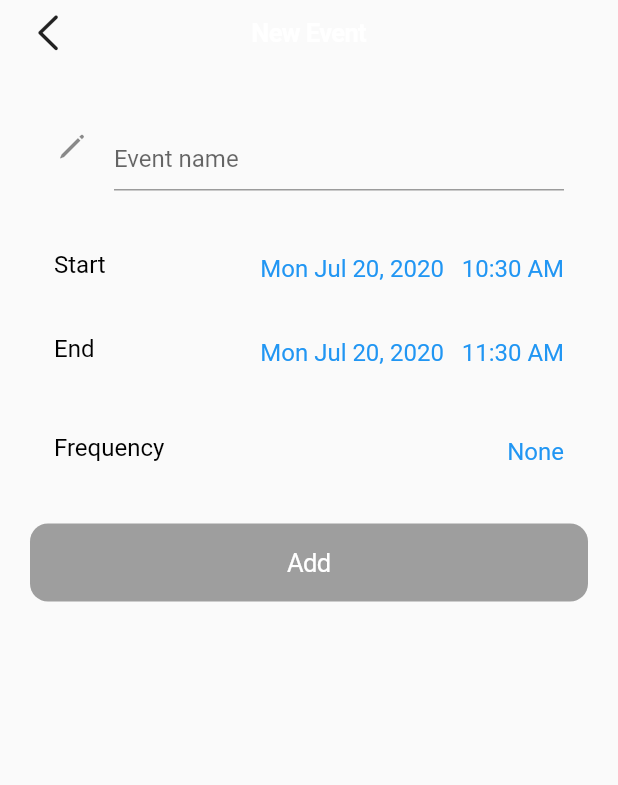
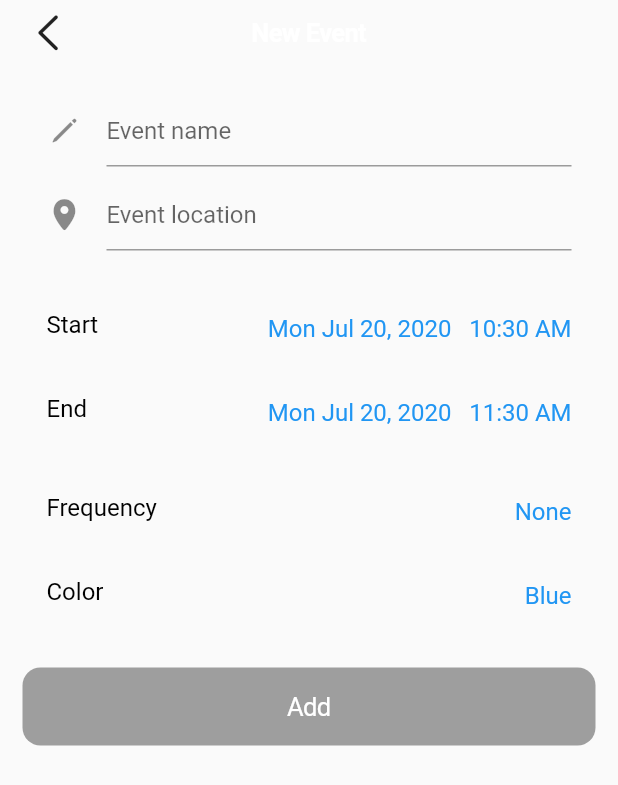
Before and after one commit to rahuls135/College-Calendar, a Flutter app: the screen it shows after launch, after a tap on an icon or button, on a phone screen of 412 x 824 dp. Shown: the top 785 px of the screen. Run offline on Flutter 3.47's test engine with Material 2 defaults, Android fonts, the phone set to English and light mode, and no system bars; our stand-ins replace numberpicker, shared_preferences, syncfusion_flutter_calendar; missing offline and left inert: maps_launcher.

Commit message:
added event color picker and map location launcher

```diff
--- a/lib/AddAppointment.dart
+++ b/lib/AddAppointment.dart
@@ -1,9 +1,12 @@
 
 import 'package:flutter/material.dart';
 import 'package:flutter/cupertino.dart';
+import 'package:flutter/rendering.dart';
 import 'package:hello_world/constants.dart';
 import 'package:numberpicker/numberpicker.dart';
 import 'package:intl/intl.dart';
+import 'package:maps_launcher/maps_launcher.dart';
+
 
 class AddAppointment extends StatefulWidget {
   static const routeName = addAppointmentRoute;
@@ -14,6 +17,7 @@ class AddAppointment extends StatefulWidget {
 
 class _AddAppointmentState extends State<AddAppointment> {
   final subjectController = TextEditingController();
+  final locationController = TextEditingController();
 
   List<String> _recurFreq = ['None', 'Daily', 'Weekly', 'Monthly'];
   String _recurFreqStr;
@@ -24,6 +28,10 @@ class _AddAppointmentState extends State<AddAppointment> {
   DateTime _endTime;
   List<Text> allDays = <Text>[];
   bool _canSubmit = false;
+  bool _changeStartTime = false;
+  String _currentColorText;
+  Color _currentColorColor;
+  Map<String, Color> _eventColors = new Map();
 
 
   _AddAppointmentState() {
@@ -38,6 +46,14 @@ class _AddAppointmentState extends State<AddAppointment> {
     _recurByDay['TH'] = false;
     _recurByDay['FR'] = false;
     _recurByDay['SA'] = false;
+    _eventColors['Blue'] = Colors.blue;
+    _eventColors['Red'] = Colors.red;
+    _eventColors['Pink'] = Colors.pink[200];
+    _eventColors['Green'] = Colors.green;
+    _eventColors['Yellow'] = Colors.amber;
+    _eventColors['Purple'] = Colors.purple;
+    _currentColorText = 'Blue';
+    _currentColorColor = _eventColors[_currentColorText];
   }
 
 
@@ -59,8 +75,9 @@ class _AddAppointmentState extends State<AddAppointment> {
         onHorizontalDragEnd: (_) => Navigator.pop(context),
         child: Scaffold(
           body: ListView(
-            padding: EdgeInsets.all(20),
-            children: getWidgets(addAppointment),),
+            padding: EdgeInsets.all(15),
+            children: getWidgets(addAppointment),
+          ),
         )
       ),
     );
@@ -88,13 +105,14 @@ class _AddAppointmentState extends State<AddAppointment> {
 
   List<Widget> getWidgets(Function addAppointment) {
     List<Widget> allWidgets = <Widget>[];
-    allWidgets.add(buildSubjectTile(subjectController, TextInputType.text, 'Event name'));
+    allWidgets.add(buildInputTile(subjectController, 'Event name', CupertinoIcons.pen));
+    allWidgets.add(buildInputTile(locationController, 'Event location', CupertinoIcons.location_solid));
     if (subjectController.text != '') {
       _canSubmit = true;
     }
     allWidgets.add(buildWidgetPadding());
-    allWidgets.add(buildStartTime());
-    allWidgets.add(buildEndTime());
+    allWidgets.add(buildTime(_startTime, 'Start', true));
+    allWidgets.add(buildTime(_endTime, 'End', false));
     allWidgets.add(buildWidgetPadding(padding: 5));
     allWidgets.add(buildDropDownTile());
     if (_recurFreqStr != 'None')  {
@@ -113,6 +131,7 @@ class _AddAppointmentState extends State<AddAppointment> {
         }
       }
     }
+    allWidgets.add(buildColorChooser());
     allWidgets.add(buildWidgetPadding());
     allWidgets.add(buildCallBackSubmit(addAppointment));
     return allWidgets;
@@ -120,74 +139,61 @@ class _AddAppointmentState extends State<AddAppointment> {
 
 
   // Widget to build the subject
-  ListTile buildSubjectTile(controller, keyType, label) {
+  ListTile buildInputTile(controller, hint, icon) {
     return ListTile(
-      title: buildSubject(controller, keyType, label),);
-  }
-  TextField buildSubject(controller, keyType, label) {
-    return TextField(
+      title: TextField(
       controller: controller,
-      keyboardType: keyType,
+      keyboardType: TextInputType.text,
       onChanged: (String value) => setState(() {
         if (value == '') {
           _canSubmit = false;
         }
       }),
       decoration: InputDecoration(
-        alignLabelWithHint: true,
-        icon: Icon(CupertinoIcons.pen),
-        labelText: label,
+        icon: Icon(icon),
+        hintText: hint
       ),
+      )
     );
   }
 
-  // Widget to build the Start time
-  ListTile buildStartTime() {
+  // Widget to build the Start and End time
+  ListTile buildTime(DateTime time, String title, bool change) {
+    checkTime();
     return ListTile(
-      leading: buildText('Start'),
-      trailing: getChosenTime(_startTime),
-      onTap: () => showCupertinoModalPopup(
+      leading: buildText(title),
+      trailing: getChosenTime(time),
+      onTap: () {
+        _changeStartTime = change;
+        showCupertinoModalPopup(
           context: context,
-          builder: (context) => startDatePicker()
-      ),
+          builder: (context) => buildDatePicker(time));
+      }
     );
   }
-  Container startDatePicker() {
+  Container buildDatePicker(DateTime initTime) {
     return Container(
       height: 300,
       color: Colors.white,
       child: CupertinoDatePicker(
-      initialDateTime: _startTime,
-      //maximumDate: _endTime,
-      onDateTimeChanged: (startTime) =>
-        setState(() => _startTime = startTime)
+      initialDateTime: initTime,
+      onDateTimeChanged: (newTime) =>
+        setState(() => setTime(newTime))
       ),
     );
   }
-
-  ListTile buildEndTime() {
-    return ListTile(
-      leading: buildText('End'),
-      trailing: getChosenTime(_endTime),
-      onTap: () => showCupertinoModalPopup(
-          context: context,
-          builder: (context) => endDatePicker()
-      )
-    );
+  void setTime(DateTime newTime) {
+    if (_changeStartTime) {
+      _startTime = newTime;
+    } else {
+      _endTime = newTime;
+    }
   }
-  Container endDatePicker() {
-    return Container(
-      height: 300,
-      color: Colors.white,
-      child: CupertinoDatePicker(
-      initialDateTime: _endTime,
-      //maximumDate: _startTime,
-      onDateTimeChanged: (endTime) =>
-        setState(() => _endTime = endTime)
-      ),
-    );
+  void checkTime() {
+    if (_startTime.isAfter(_endTime)) {
+      setState(() => _canSubmit = false);
+    }
   }
-
   Text getChosenTime(DateTime time) {
     // if hour midnight or noon, hardcode 12 in
     // will show 0 instead of 12 otherwise
@@ -197,24 +203,22 @@ class _AddAppointmentState extends State<AddAppointment> {
     return buildText(DateFormat('E MMM d, y   K:mm a').format(time), color: Colors.blue);
   }
 
+  // Widget to build event frequency widget
   ListTile buildDropDownTile() {
     return ListTile(
       leading: buildText('Frequency'),
-      //trailing: recurDropDown(_recurFreq),
-      //trailing: recurButton(),
       trailing: buildText(_recurFreqStr, color: Colors.blue),
       onTap: () => showCupertinoModalPopup(
           context: context,
-          builder: (context) => dropDownActionSheet()
+          builder: (context) => dropDownActionSheetFreqPicker()
       ),
     );
   }
-  CupertinoActionSheet dropDownActionSheet() {
+  CupertinoActionSheet dropDownActionSheetFreqPicker() {
     return CupertinoActionSheet(
       actions: dropDownFreqList(),
       cancelButton: CupertinoActionSheetAction(
         isDestructiveAction: true,
-        isDefaultAction: true,
         child: Text('Cancel'),
         onPressed: () => Navigator.pop(context),
       ),
@@ -236,6 +240,7 @@ class _AddAppointmentState extends State<AddAppointment> {
     return freqList;
   }
 
+  // Widget to build event interval widget
   ListTile buildIntervalTile() {
     return ListTile(
       contentPadding: EdgeInsets.fromLTRB(16.0, 0.0, 50.0, 0.0),
@@ -255,26 +260,28 @@ class _AddAppointmentState extends State<AddAppointment> {
     );
   }
 
+  // Widget to build recurring days
   ListTile buildDaysTile() {
     return ListTile(
       title: buildText('Repeats'),
-      subtitle: buildDaysWeek(),
+      subtitle: buildDaysWeek()
     );
   }
-  Center buildDaysWeek() {
-    //List<bool> list = _recurByDay.values;
-    return Center(
+  Container buildDaysWeek() {
+    //List<bool>list = _recurByDay.values;
+    return Container(
+      padding: EdgeInsets.only(left: MediaQuery.of(context).size.width / 75),
       child: ToggleButtons(
+        constraints: BoxConstraints.expand(
+          width: MediaQuery.of(context).size.width / 9,
+          height: 50
+        ),
         borderRadius: BorderRadius.all(Radius.elliptical(20,15)),
         selectedBorderColor: Colors.blueAccent,
         isSelected: _recurByDay.values.toList(),
         children: buildDay(),
-        onPressed: (val) {
-          setState(() {
-            print(allDays[val].data);
-            _recurByDay[allDays[val].data] = !_recurByDay[allDays[val].data];
-          });
-        },
+        onPressed: (val) =>
+          setState(() => _recurByDay[allDays[val].data] = !_recurByDay[allDays[val].data])
       ),
     );
   }
@@ -286,24 +293,55 @@ class _AddAppointmentState extends State<AddAppointment> {
     return allDays;
   }
 
+  // Widget to build event color picker
+  ListTile buildColorChooser() {
+    return ListTile(
+      leading: buildText('Color'),
+      trailing: buildText(_currentColorText, color: _currentColorColor),
+      onTap: () => showCupertinoModalPopup(
+        context: context,
+        builder: (context) => dropDownActionSheetColorChooser())
+    );
+  }
+  CupertinoActionSheet dropDownActionSheetColorChooser() {
+    return CupertinoActionSheet(
+      actions: dropDownColors(),
+    );
+  }
+  List<CupertinoActionSheetAction> dropDownColors() {
+    List<CupertinoActionSheetAction> colorsList = <CupertinoActionSheetAction>[];
+    for (String colorText in _eventColors.keys) {
+      colorsList.add(
+        CupertinoActionSheetAction(
+          child: Text(colorText, style: TextStyle(color: _eventColors[colorText]),),
+          onPressed: () {
+            setState(() {
+              _currentColorText = colorText;
+              _currentColorColor = _eventColors[colorText];
+            });
+            Navigator.pop(context);
+          },)
+      );
+    }
+    return colorsList;
+  }
+
+  // Widget to build submit/add button
   CupertinoButton buildCallBackSubmit(Function addAppointment) {
+    Function submitFunc;
     if (_canSubmit) {
-      return CupertinoButton.filled(
-        child: Text('Add'),
-        onPressed: () => createRecurAndSubmit(addAppointment),
-      );
+      submitFunc = () => createRecurAndSubmit(addAppointment);
     }
     return CupertinoButton.filled(
       child: Text('Add'),
       disabledColor: Colors.grey,
-      onPressed: null
+      onPressed: submitFunc
     );
   }
   void createRecurAndSubmit(Function addAppointment) {
     _recurFreqStr = _recurFreqStr.toUpperCase();
     //String recur = 'FREQ=WEEKLY;INTERVAL=1;BYDAY=FR,;COUNT=10';
-    String recurStr =
-        'FREQ=$_recurFreqStr;INTERVAL=$_recurInterval;COUNT=15;';
+    String recurStr = 'FREQ=$_recurFreqStr;INTERVAL=$_recurInterval;COUNT=15;';
     if (_recurFreqStr == 'NONE') {
       recurStr = null;
     } else {
@@ -314,13 +352,12 @@ class _AddAppointmentState extends State<AddAppointment> {
               _recurByDayStr += '' + entry.key;
             }
           }
-          // user didn't click any days to repeat event on
-            recurStr += _recurByDayStr;
+          recurStr += _recurByDayStr;
         } else if (_recurFreqStr == 'MONTHLY') {
           recurStr += 'BYMONTHDAY=' + _startTime.day.toString();
         }
     }
-    addAppointment(subjectController.text, _startTime, _endTime, recurStr);
+    addAppointment(subjectController.text, locationController.text, _startTime, _endTime, recurStr, _currentColorColor);
     clearTextFields();
     Navigator.pop(context);
   }
--- a/lib/CalendarEventView.dart
+++ b/lib/CalendarEventView.dart
@@ -5,6 +5,8 @@ import 'package:hello_world/AddSemester.dart';
 import 'package:hello_world/constants.dart';
 import 'package:syncfusion_flutter_calendar/calendar.dart';
 import 'package:intl/intl.dart';
+import 'package:maps_launcher/maps_launcher.dart';
+
 
 
 class CalendarEventView extends StatefulWidget {
@@ -20,12 +22,13 @@ class _CalendarEventViewState extends State<CalendarEventView> {
   List<DateTime> semesters = <DateTime>[];
   SfCalendar calendar;
   CalendarView calendarView;
-  String _text, _titleText;
+  String _timeText, _titleText, _locText;
 
 @override
 void initState() {
-  _text='';
+  _timeText='';
   _titleText='';
+	_locText = '';
   super.initState();
 }
 
@@ -38,16 +41,17 @@ void initState() {
 
     return MaterialApp(
       home: DefaultTabController(
-        length: 3,
+        length: 4,
         child: Scaffold(
           appBar: AppBar(
-            //backgroundColor: Colors.blue,
+            backgroundColor: Colors.blue,
             title: Text('Classes', style: TextStyle(fontWeight: FontWeight.w400, color: Colors.white)),
             bottom: TabBar(
               tabs: <Widget>[
                 Tab(text: 'Day',),
                 Tab(text: 'Week',),
-                Tab(text: 'Month',)
+                Tab(text: 'Month',),
+                Tab(text: 'Schedule',)
               ],
             ),
             actions: <Widget>[
@@ -75,6 +79,7 @@ void initState() {
               createCalendar(CalendarView.day),
               createCalendar(CalendarView.week),
               createCalendar(CalendarView.month),
+              createCalendar(CalendarView.schedule)
             ],
           )
         )
@@ -85,61 +90,97 @@ void initState() {
   SfCalendar createCalendar(CalendarView calendarView) {
     return SfCalendar(
       //todayHighlightColor: Colors.blue,
-      //onTap: (eventDetails) => calendarTapped(eventDetails),
+      onTap: (eventDetails) => calendarTapped(eventDetails, calendarView),
       view: calendarView,
+      showNavigationArrow: true,
       dataSource: _getCalendarDataSource(),
       monthViewSettings: MonthViewSettings(
         appointmentDisplayMode: MonthAppointmentDisplayMode.appointment,
-        showAgenda: true
+        showAgenda: false,
+        agendaStyle: AgendaStyle(appointmentTextStyle: TextStyle(backgroundColor: Colors.red))
+      ),
+      scheduleViewSettings: ScheduleViewSettings(
+        hideEmptyScheduleWeek: true,
+        appointmentItemHeight: 45,
+        monthHeaderSettings: MonthHeaderSettings(
+          backgroundColor: Colors.blueAccent,
+          height: 50,
+          textAlign: TextAlign.start,
+        )
       ),
     );
   }
 
-void calendarTapped(CalendarTapDetails details) {
-    if (details.targetElement == CalendarElement.header) {
-      _text = DateFormat('MMMM yyyy')
-          .format(details.date)
-          .toString();
-      _titleText='Header';
+void calendarTapped(CalendarTapDetails details, CalendarView view) {
+	String id = '';
+  print(details.targetElement);
+  print(view);
+  if ((view == CalendarView.schedule && details.targetElement == CalendarElement.calendarCell) ||
+      view != CalendarView.schedule && details.targetElement == CalendarElement.appointment) {
+    print('in appointment');
+    for (Appointment apt in details.appointments) {
+      if (apt.startTime == details.date) {
+        _timeText = DateFormat('K:mm a').format(apt.startTime).toString();
+        _timeText += ' - ' + DateFormat('K:mm a').format(apt.endTime).toString() + '\n';
+        _locText = apt.notes;
+				id = apt.notes;
+        _titleText=apt.subject;
+      }
     }
-    else if (details.targetElement == CalendarElement.viewHeader) {
-      _text = DateFormat('EEEE dd, MMMM yyyy')
-          .format(details.date)
-          .toString();
-      _titleText='View Header';
+  showCupertinoModalPopup(
+    context: context,
+    builder: (BuildContext context) {
+      return Container(
+				alignment: Alignment.centerLeft,
+				padding: EdgeInsets.all(20),
+        color: Colors.white,
+        width: 375,
+        height: 600,
+        child: Column(
+					children: <Widget>[
+						//Padding(padding: EdgeInsets.only(top: 10)),
+						Text('$_titleText', style: TextStyle(decorationColor: Colors.white, fontSize: 24, color: Colors.blue, fontWeight: FontWeight.w600),),
+						Padding(padding: EdgeInsets.all(10),),
+						Text('$_timeText', style: TextStyle(decorationColor: Colors.white, fontSize: 20, color: Colors.black, fontWeight: FontWeight.w600),),
+						CupertinoButton(
+							child: Text('$_locText'),
+							onPressed: () => MapsLauncher.launchQuery('$_locText'),
+						),
+					],
+				),
+      );
     }
-    else if (details.targetElement == CalendarElement.calendarCell) {
-      _text = DateFormat('EEEE dd, MMMM yyyy')
-          .format(details.date)
-          .toString();
-      _titleText='Time slots';
-    }
-      showDialog(
-          context: context,
-          builder: (BuildContext context) {
-            return AlertDialog(
-              title:Container(child: new Text(" $_titleText")),
-              content:Container(child: new Text(" $_text")),
-              actions: <Widget>[
-                new FlatButton(onPressed: (){
-                  Navigator.of(context).pop();
-                }, child: new Text('close'))
-              ],
-            );
-          });
-    }
+  );
+  }
+    // showDialog(
+    //   context: context,
+    //   builder: (BuildContext context) {
+    //     return AlertDialog(
+    //       title:Container(child: new Text(" $_titleText")),
+    //       content:Container(child: new Text(" $_text")),
+    //       actions: <Widget>[
+    //         new FlatButton(onPressed: () {
+    //           Navigator.of(context).pop();
+    //         }, child: new Text('Close'))
+    //       ],
+    //     );
+    //   });
+}
 
 
-  void addAppointment(String subj, DateTime start, DateTime end, String recur) {
+  void addAppointment(String subj, String loc, DateTime start, DateTime end, String recur, Color color, int eventID) {
     DateTime startDate = DateTime(start.year, start.month, start.day);
     DateTime endDate = DateTime(end.year, end.month, end.day);
     setState(() =>
       appointments.add(
         Appointment(
+          subject: subj,
+          location: loc,
+					notes: eventID.toString(),
           startTime: startDate.add(Duration(hours: start.hour, minutes: start.minute)),
           endTime: endDate.add(Duration(hours: end.hour, minutes: end.minute)),
-          subject: subj,
-          recurrenceRule: recur
+          recurrenceRule: recur,
+          color: color
         )
       )
     );
--- a/pubspec.yaml
+++ b/pubspec.yaml
@@ -26,9 +26,11 @@ dependencies:
     sdk: flutter
   flutter_week_view: ^0.3.0+2
   shared_preferences: ^0.5.4+9
-  syncfusion_flutter_calendar: ^18.1.59-beta
+  syncfusion_flutter_calendar: ^18.2.45
+  syncfusion_flutter_datepicker: ^18.2.45-beta
   numberpicker: ^1.2.0
-  google_fonts: ^1.1.0
+  google_maps_flutter: ^0.5.27+3
+  maps_launcher: ^1.2.1
 
 
   # The following adds the Cupertino Icons font to your application.
```
Also changed, not shown: pubspec.lock, 6 other files.
